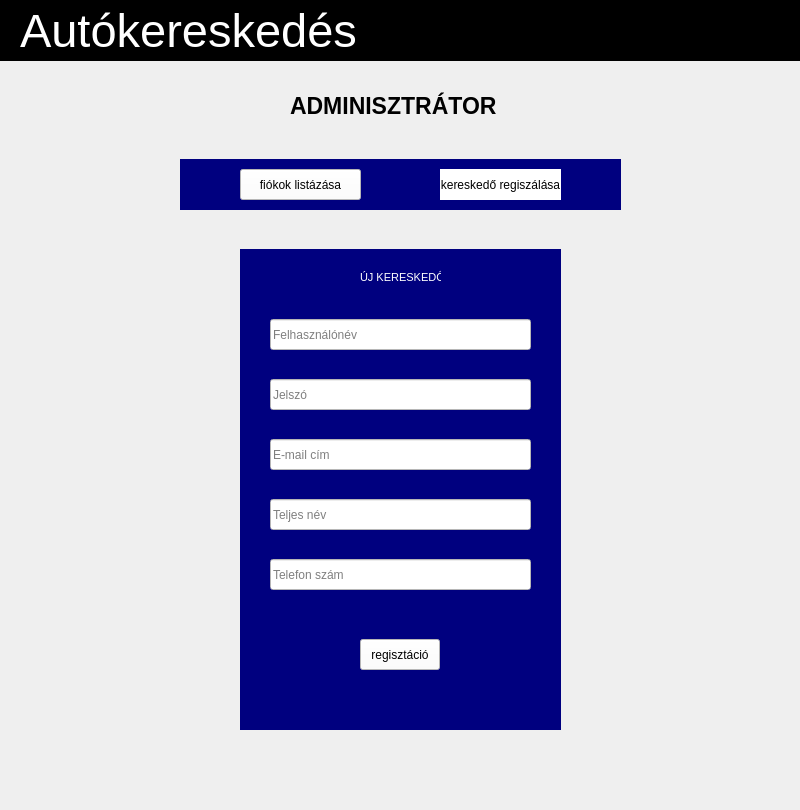
adreszka/szoftverfejlesztes_beadando, file autokereskedes/dialog.ui: the form before one commit.
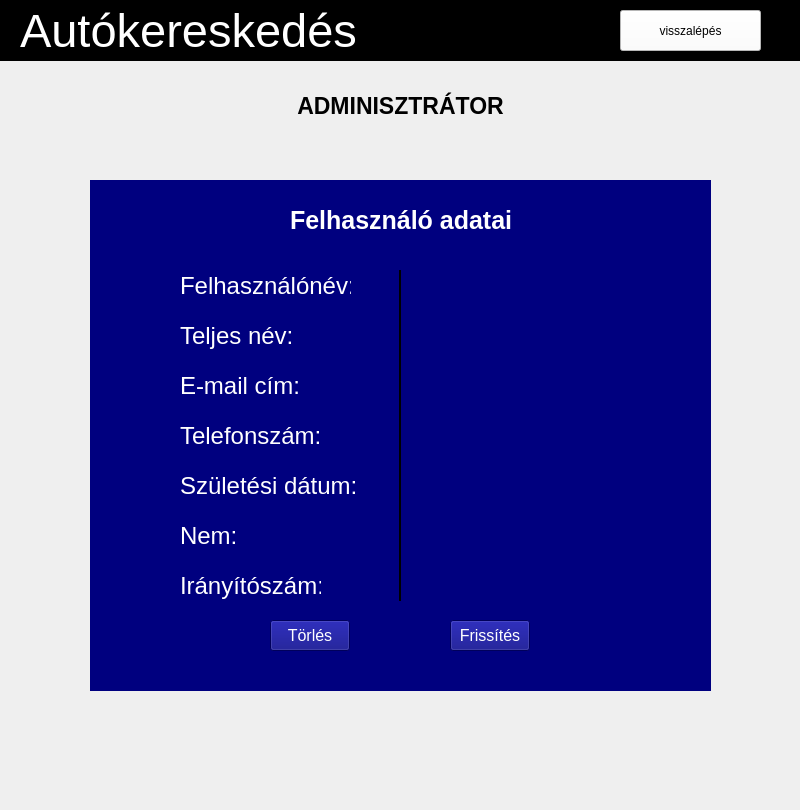
The form after the commit.

What changed in the file:
```diff
--- a/autokereskedes/dialog.ui
+++ b/autokereskedes/dialog.ui
@@ -26,7 +26,7 @@
     <string notr="true"/>
    </property>
    <property name="currentIndex">
-    <number>6</number>
+    <number>8</number>
    </property>
    <widget class="QWidget" name="unregisteredPage">
     <property name="styleSheet">
@@ -4533,7 +4533,6 @@
      <property name="font">
       <font>
        <pointsize>17</pointsize>
-       <weight>75</weight>
        <bold>true</bold>
        <kerning>true</kerning>
       </font>
@@ -4541,6 +4540,831 @@
      <property name="text">
       <string>ADMINISZTRÁTOR</string>
      </property>
+     <property name="alignment">
+      <set>Qt::AlignCenter</set>
+     </property>
+    </widget>
+   </widget>
+   <widget class="QWidget" name="salesmanProfilePageAdmin">
+    <widget class="QWidget" name="backgroungSalesmanProfileAdmin" native="true">
+     <property name="geometry">
+      <rect>
+       <x>90</x>
+       <y>180</y>
+       <width>621</width>
+       <height>511</height>
+      </rect>
+     </property>
+     <property name="styleSheet">
+      <string notr="true">background-color: rgb(0, 0, 127);</string>
+     </property>
+     <widget class="QLabel" name="usernameLabelSalesmanProfileAdmin">
+      <property name="geometry">
+       <rect>
+        <x>90</x>
+        <y>120</y>
+        <width>171</width>
+        <height>31</height>
+       </rect>
+      </property>
+      <property name="font">
+       <font>
+        <pointsize>18</pointsize>
+       </font>
+      </property>
+      <property name="styleSheet">
+       <string notr="true">color: rgb(255, 255, 255);</string>
+      </property>
+      <property name="text">
+       <string>Felhasználónév:</string>
+      </property>
+     </widget>
+     <widget class="QLabel" name="usernameValueLabelSalesmanProfileAdmin">
+      <property name="geometry">
+       <rect>
+        <x>360</x>
+        <y>120</y>
+        <width>211</width>
+        <height>31</height>
+       </rect>
+      </property>
+      <property name="font">
+       <font>
+        <pointsize>16</pointsize>
+       </font>
+      </property>
+      <property name="styleSheet">
+       <string notr="true">color: rgb(255, 255, 255);</string>
+      </property>
+      <property name="text">
+       <string/>
+      </property>
+     </widget>
+     <widget class="QLabel" name="nameLabelSalesmanProfileAdmin">
+      <property name="geometry">
+       <rect>
+        <x>90</x>
+        <y>190</y>
+        <width>121</width>
+        <height>31</height>
+       </rect>
+      </property>
+      <property name="font">
+       <font>
+        <pointsize>18</pointsize>
+       </font>
+      </property>
+      <property name="styleSheet">
+       <string notr="true">color: rgb(255, 255, 255);</string>
+      </property>
+      <property name="text">
+       <string>Teljes név:</string>
+      </property>
+     </widget>
+     <widget class="QLabel" name="nameValueLabelSalesmanProfileAdmin">
+      <property name="geometry">
+       <rect>
+        <x>360</x>
+        <y>190</y>
+        <width>211</width>
+        <height>31</height>
+       </rect>
+      </property>
+      <property name="font">
+       <font>
+        <pointsize>16</pointsize>
+       </font>
+      </property>
+      <property name="styleSheet">
+       <string notr="true">color: rgb(255, 255, 255);</string>
+      </property>
+      <property name="text">
+       <string/>
+      </property>
+     </widget>
+     <widget class="QLabel" name="phoneLabelSalesmanProfileAdmin">
+      <property name="geometry">
+       <rect>
+        <x>90</x>
+        <y>330</y>
+        <width>151</width>
+        <height>31</height>
+       </rect>
+      </property>
+      <property name="font">
+       <font>
+        <pointsize>18</pointsize>
+       </font>
+      </property>
+      <property name="styleSheet">
+       <string notr="true">color: rgb(255, 255, 255);</string>
+      </property>
+      <property name="text">
+       <string>Telefonszám:</string>
+      </property>
+     </widget>
+     <widget class="QLabel" name="phoneValueLabelSalesmanProfileAdmin">
+      <property name="geometry">
+       <rect>
+        <x>360</x>
+        <y>330</y>
+        <width>211</width>
+        <height>31</height>
+       </rect>
+      </property>
+      <property name="font">
+       <font>
+        <pointsize>16</pointsize>
+       </font>
+      </property>
+      <property name="styleSheet">
+       <string notr="true">color: rgb(255, 255, 255);</string>
+      </property>
+      <property name="text">
+       <string/>
+      </property>
+     </widget>
+     <widget class="QLabel" name="emailLabelSalesmanProfileAdmin">
+      <property name="geometry">
+       <rect>
+        <x>90</x>
+        <y>260</y>
+        <width>121</width>
+        <height>31</height>
+       </rect>
+      </property>
+      <property name="font">
+       <font>
+        <pointsize>18</pointsize>
+       </font>
+      </property>
+      <property name="styleSheet">
+       <string notr="true">color: rgb(255, 255, 255);</string>
+      </property>
+      <property name="text">
+       <string>E-mail cím:</string>
+      </property>
+     </widget>
+     <widget class="QLabel" name="emailValueLabelSalesmanProfileAdmin">
+      <property name="geometry">
+       <rect>
+        <x>360</x>
+        <y>260</y>
+        <width>211</width>
+        <height>31</height>
+       </rect>
+      </property>
+      <property name="font">
+       <font>
+        <pointsize>16</pointsize>
+       </font>
+      </property>
+      <property name="styleSheet">
+       <string notr="true">color: rgb(255, 255, 255);</string>
+      </property>
+      <property name="text">
+       <string/>
+      </property>
+     </widget>
+     <widget class="QPushButton" name="deleteButtonSalesmanProfileAdmin">
+      <property name="geometry">
+       <rect>
+        <x>180</x>
+        <y>430</y>
+        <width>80</width>
+        <height>31</height>
+       </rect>
+      </property>
+      <property name="font">
+       <font>
+        <pointsize>12</pointsize>
+       </font>
+      </property>
+      <property name="styleSheet">
+       <string notr="true">color: rgb(255, 255, 255);</string>
+      </property>
+      <property name="text">
+       <string>Törlés</string>
+      </property>
+     </widget>
+     <widget class="QPushButton" name="updateButtonSalesmanProfileAdmin">
+      <property name="geometry">
+       <rect>
+        <x>360</x>
+        <y>430</y>
+        <width>80</width>
+        <height>31</height>
+       </rect>
+      </property>
+      <property name="font">
+       <font>
+        <pointsize>12</pointsize>
+       </font>
+      </property>
+      <property name="styleSheet">
+       <string notr="true">color: rgb(255, 255, 255);</string>
+      </property>
+      <property name="text">
+       <string>Frissítés</string>
+      </property>
+     </widget>
+     <widget class="Line" name="lineSalesmanProfileAdmin">
+      <property name="geometry">
+       <rect>
+        <x>300</x>
+        <y>90</y>
+        <width>20</width>
+        <height>301</height>
+       </rect>
+      </property>
+      <property name="font">
+       <font>
+        <pointsize>8</pointsize>
+       </font>
+      </property>
+      <property name="frameShadow">
+       <enum>QFrame::Plain</enum>
+      </property>
+      <property name="lineWidth">
+       <number>2</number>
+      </property>
+      <property name="midLineWidth">
+       <number>0</number>
+      </property>
+      <property name="orientation">
+       <enum>Qt::Vertical</enum>
+      </property>
+     </widget>
+     <widget class="QLabel" name="salesmanLabelSalesmanProfileAdmin">
+      <property name="geometry">
+       <rect>
+        <x>200</x>
+        <y>20</y>
+        <width>221</width>
+        <height>41</height>
+       </rect>
+      </property>
+      <property name="font">
+       <font>
+        <pointsize>19</pointsize>
+        <bold>true</bold>
+       </font>
+      </property>
+      <property name="styleSheet">
+       <string notr="true">color: rgb(255, 255, 255);</string>
+      </property>
+      <property name="text">
+       <string>Kereskedő adatai:</string>
+      </property>
+     </widget>
+    </widget>
+    <widget class="QWidget" name="headerSalesmanProfileAdmin" native="true">
+     <property name="geometry">
+      <rect>
+       <x>0</x>
+       <y>0</y>
+       <width>800</width>
+       <height>61</height>
+      </rect>
+     </property>
+     <property name="styleSheet">
+      <string notr="true">background-color: rgb(0, 0, 0);</string>
+     </property>
+     <widget class="QLabel" name="headerLabelSalesmanProfileAdmin">
+      <property name="geometry">
+       <rect>
+        <x>20</x>
+        <y>10</y>
+        <width>351</width>
+        <height>41</height>
+       </rect>
+      </property>
+      <property name="font">
+       <font>
+        <pointsize>35</pointsize>
+       </font>
+      </property>
+      <property name="styleSheet">
+       <string notr="true">color: rgb(255, 255, 255);</string>
+      </property>
+      <property name="text">
+       <string>Autókereskedés</string>
+      </property>
+     </widget>
+     <widget class="QPushButton" name="backButtonSalemanProfileAdmin">
+      <property name="geometry">
+       <rect>
+        <x>620</x>
+        <y>10</y>
+        <width>141</width>
+        <height>41</height>
+       </rect>
+      </property>
+      <property name="styleSheet">
+       <string notr="true">background-color: rgb(255, 255, 255);
+color: rgb(0, 0, 0);</string>
+      </property>
+      <property name="text">
+       <string>visszalépés</string>
+      </property>
+     </widget>
+    </widget>
+    <widget class="QLabel" name="administratorLabelSalesmanProfileAdmin">
+     <property name="geometry">
+      <rect>
+       <x>290</x>
+       <y>90</y>
+       <width>221</width>
+       <height>31</height>
+      </rect>
+     </property>
+     <property name="font">
+      <font>
+       <pointsize>17</pointsize>
+       <bold>true</bold>
+       <kerning>true</kerning>
+      </font>
+     </property>
+     <property name="text">
+      <string>ADMINISZTRÁTOR</string>
+     </property>
+     <property name="alignment">
+      <set>Qt::AlignCenter</set>
+     </property>
+    </widget>
+   </widget>
+   <widget class="QWidget" name="userProfilePageAdmin">
+    <widget class="QLabel" name="administratorLabelUserProfileAdmin">
+     <property name="geometry">
+      <rect>
+       <x>290</x>
+       <y>90</y>
+       <width>221</width>
+       <height>31</height>
+      </rect>
+     </property>
+     <property name="font">
+      <font>
+       <pointsize>17</pointsize>
+       <bold>true</bold>
+       <kerning>true</kerning>
+      </font>
+     </property>
+     <property name="text">
+      <string>ADMINISZTRÁTOR</string>
+     </property>
+     <property name="alignment">
+      <set>Qt::AlignCenter</set>
+     </property>
+    </widget>
+    <widget class="QWidget" name="headerUserProfileAdmin" native="true">
+     <property name="geometry">
+      <rect>
+       <x>0</x>
+       <y>0</y>
+       <width>800</width>
+       <height>61</height>
+      </rect>
+     </property>
+     <property name="styleSheet">
+      <string notr="true">background-color: rgb(0, 0, 0);</string>
+     </property>
+     <widget class="QLabel" name="headerLabelUserProfileAdmin">
+      <property name="geometry">
+       <rect>
+        <x>20</x>
+        <y>10</y>
+        <width>351</width>
+        <height>41</height>
+       </rect>
+      </property>
+      <property name="font">
+       <font>
+        <pointsize>35</pointsize>
+       </font>
+      </property>
+      <property name="styleSheet">
+       <string notr="true">color: rgb(255, 255, 255);</string>
+      </property>
+      <property name="text">
+       <string>Autókereskedés</string>
+      </property>
+     </widget>
+     <widget class="QPushButton" name="backButtonUserProfileAdmin">
+      <property name="geometry">
+       <rect>
+        <x>620</x>
+        <y>10</y>
+        <width>141</width>
+        <height>41</height>
+       </rect>
+      </property>
+      <property name="styleSheet">
+       <string notr="true">background-color: rgb(255, 255, 255);
+color: rgb(0, 0, 0);</string>
+      </property>
+      <property name="text">
+       <string>visszalépés</string>
+      </property>
+     </widget>
+    </widget>
+    <widget class="QWidget" name="backgroungUserProfileAdmin" native="true">
+     <property name="geometry">
+      <rect>
+       <x>90</x>
+       <y>180</y>
+       <width>621</width>
+       <height>511</height>
+      </rect>
+     </property>
+     <property name="styleSheet">
+      <string notr="true">background-color: rgb(0, 0, 127);</string>
+     </property>
+     <widget class="QLabel" name="usernameLabelUserProfileAdmin">
+      <property name="geometry">
+       <rect>
+        <x>90</x>
+        <y>90</y>
+        <width>171</width>
+        <height>31</height>
+       </rect>
+      </property>
+      <property name="font">
+       <font>
+        <pointsize>18</pointsize>
+       </font>
+      </property>
+      <property name="styleSheet">
+       <string notr="true">color: rgb(255, 255, 255);</string>
+      </property>
+      <property name="text">
+       <string>Felhasználónév:</string>
+      </property>
+     </widget>
+     <widget class="QLabel" name="usernameValueLabelUserProfileAdmin">
+      <property name="geometry">
+       <rect>
+        <x>360</x>
+        <y>90</y>
+        <width>211</width>
+        <height>31</height>
+       </rect>
+      </property>
+      <property name="font">
+       <font>
+        <pointsize>16</pointsize>
+       </font>
+      </property>
+      <property name="styleSheet">
+       <string notr="true">color: rgb(255, 255, 255);</string>
+      </property>
+      <property name="text">
+       <string/>
+      </property>
+     </widget>
+     <widget class="QLabel" name="nameLabelUserProfileAdmin">
+      <property name="geometry">
+       <rect>
+        <x>90</x>
+        <y>140</y>
+        <width>121</width>
+        <height>31</height>
+       </rect>
+      </property>
+      <property name="font">
+       <font>
+        <pointsize>18</pointsize>
+       </font>
+      </property>
+      <property name="styleSheet">
+       <string notr="true">color: rgb(255, 255, 255);</string>
+      </property>
+      <property name="text">
+       <string>Teljes név:</string>
+      </property>
+     </widget>
+     <widget class="QLabel" name="nameValueLabelUserProfileAdmin">
+      <property name="geometry">
+       <rect>
+        <x>360</x>
+        <y>140</y>
+        <width>211</width>
+        <height>31</height>
+       </rect>
+      </property>
+      <property name="font">
+       <font>
+        <pointsize>16</pointsize>
+       </font>
+      </property>
+      <property name="styleSheet">
+       <string notr="true">color: rgb(255, 255, 255);</string>
+      </property>
+      <property name="text">
+       <string/>
+      </property>
+     </widget>
+     <widget class="QLabel" name="phoneLabelUserProfileAdmin">
+      <property name="geometry">
+       <rect>
+        <x>90</x>
+        <y>240</y>
+        <width>151</width>
+        <height>31</height>
+       </rect>
+      </property>
+      <property name="font">
+       <font>
+        <pointsize>18</pointsize>
+       </font>
+      </property>
+      <property name="styleSheet">
+       <string notr="true">color: rgb(255, 255, 255);</string>
+      </property>
+      <property name="text">
+       <string>Telefonszám:</string>
+      </property>
+     </widget>
+     <widget class="QLabel" name="phoneValueLabelUserProfileAdmin">
+      <property name="geometry">
+       <rect>
+        <x>360</x>
+        <y>240</y>
+        <width>211</width>
+        <height>31</height>
+       </rect>
+      </property>
+      <property name="font">
+       <font>
+        <pointsize>16</pointsize>
+       </font>
+      </property>
+      <property name="styleSheet">
+       <string notr="true">color: rgb(255, 255, 255);</string>
+      </property>
+      <property name="text">
+       <string/>
+      </property>
+     </widget>
+     <widget class="QLabel" name="emailLabelUserProfileAdmin">
+      <property name="geometry">
+       <rect>
+        <x>90</x>
+        <y>190</y>
+        <width>121</width>
+        <height>31</height>
+       </rect>
+      </property>
+      <property name="font">
+       <font>
+        <pointsize>18</pointsize>
+       </font>
+      </property>
+      <property name="styleSheet">
+       <string notr="true">color: rgb(255, 255, 255);</string>
+      </property>
+      <property name="text">
+       <string>E-mail cím:</string>
+      </property>
+     </widget>
+     <widget class="QLabel" name="emailValueLabelUserProfileAdmin">
+      <property name="geometry">
+       <rect>
+        <x>360</x>
+        <y>190</y>
+        <width>211</width>
+        <height>31</height>
+       </rect>
+      </property>
+      <property name="font">
+       <font>
+        <pointsize>16</pointsize>
+       </font>
+      </property>
+      <property name="styleSheet">
+       <string notr="true">color: rgb(255, 255, 255);</string>
+      </property>
+      <property name="text">
+       <string/>
+      </property>
+     </widget>
+     <widget class="QPushButton" name="deleteButtonUserProfileAdmin">
+      <property name="geometry">
+       <rect>
+        <x>180</x>
+        <y>440</y>
+        <width>80</width>
+        <height>31</height>
+       </rect>
+      </property>
+      <property name="font">
+       <font>
+        <pointsize>12</pointsize>
+       </font>
+      </property>
+      <property name="styleSheet">
+       <string notr="true">color: rgb(255, 255, 255);</string>
+      </property>
+      <property name="text">
+       <string>Törlés</string>
+      </property>
+     </widget>
+     <widget class="QPushButton" name="updateButtonUserProfileAdmin">
+      <property name="geometry">
+       <rect>
+        <x>360</x>
+        <y>440</y>
+        <width>80</width>
+        <height>31</height>
+       </rect>
+      </property>
+      <property name="font">
+       <font>
+        <pointsize>12</pointsize>
+       </font>
+      </property>
+      <property name="styleSheet">
+       <string notr="true">color: rgb(255, 255, 255);</string>
+      </property>
+      <property name="text">
+       <string>Frissítés</string>
+      </property>
+     </widget>
+     <widget class="Line" name="lineUserProfileAdmin">
+      <property name="geometry">
+       <rect>
+        <x>300</x>
+        <y>90</y>
+        <width>20</width>
+        <height>331</height>
+       </rect>
+      </property>
+      <property name="font">
+       <font>
+        <pointsize>8</pointsize>
+       </font>
+      </property>
+      <property name="frameShadow">
+       <enum>QFrame::Plain</enum>
+      </property>
+      <property name="lineWidth">
+       <number>2</number>
+      </property>
+      <property name="midLineWidth">
+       <number>0</number>
+      </property>
+      <property name="orientation">
+       <enum>Qt::Vertical</enum>
+      </property>
+     </widget>
+     <widget class="QLabel" name="userLabelUserProfileAdmin">
+      <property name="geometry">
+       <rect>
+        <x>200</x>
+        <y>20</y>
+        <width>221</width>
+        <height>41</height>
+       </rect>
+      </property>
+      <property name="font">
+       <font>
+        <pointsize>19</pointsize>
+        <bold>true</bold>
+       </font>
+      </property>
+      <property name="styleSheet">
+       <string notr="true">color: rgb(255, 255, 255);</string>
+      </property>
+      <property name="text">
+       <string>Felhasználó adatai:</string>
+      </property>
+     </widget>
+     <widget class="QLabel" name="birthLabelUserProfileAdmin">
+      <property name="geometry">
+       <rect>
+        <x>90</x>
+        <y>290</y>
+        <width>181</width>
+        <height>31</height>
+       </rect>
+      </property>
+      <property name="font">
+       <font>
+        <pointsize>18</pointsize>
+       </font>
+      </property>
+      <property name="styleSheet">
+       <string notr="true">color: rgb(255, 255, 255);</string>
+      </property>
+      <property name="text">
+       <string>Születési dátum:</string>
+      </property>
+     </widget>
+     <widget class="QLabel" name="birthValueLabelUserProfileAdmin">
+      <property name="geometry">
+       <rect>
+        <x>360</x>
+        <y>290</y>
+        <width>211</width>
+        <height>31</height>
+       </rect>
+      </property>
+      <property name="font">
+       <font>
+        <pointsize>16</pointsize>
+       </font>
+      </property>
+      <property name="styleSheet">
+       <string notr="true">color: rgb(255, 255, 255);</string>
+      </property>
+      <property name="text">
+       <string/>
+      </property>
+     </widget>
+     <widget class="QLabel" name="genderLabelUserProfileAdmin">
+      <property name="geometry">
+       <rect>
+        <x>90</x>
+        <y>340</y>
+        <width>61</width>
+        <height>31</height>
+       </rect>
+      </property>
+      <property name="font">
+       <font>
+        <pointsize>18</pointsize>
+       </font>
+      </property>
+      <property name="styleSheet">
+       <string notr="true">color: rgb(255, 255, 255);</string>
+      </property>
+      <property name="text">
+       <string>Nem:</string>
+      </property>
+     </widget>
+     <widget class="QLabel" name="genderValueLabelUserProfileAdmin">
+      <property name="geometry">
+       <rect>
+        <x>360</x>
+        <y>340</y>
+        <width>211</width>
+        <height>31</height>
+       </rect>
+      </property>
+      <property name="font">
+       <font>
+        <pointsize>16</pointsize>
+       </font>
+      </property>
+      <property name="styleSheet">
+       <string notr="true">color: rgb(255, 255, 255);</string>
+      </property>
+      <property name="text">
+       <string/>
+      </property>
+     </widget>
+     <widget class="QLabel" name="postcodeLabelUserProfileAdmin">
+      <property name="geometry">
+       <rect>
+        <x>90</x>
+        <y>390</y>
+        <width>141</width>
+        <height>31</height>
+       </rect>
+      </property>
+      <property name="font">
+       <font>
+        <pointsize>18</pointsize>
+       </font>
+      </property>
+      <property name="styleSheet">
+       <string notr="true">color: rgb(255, 255, 255);</string>
+      </property>
+      <property name="text">
+       <string>Irányítószám:</string>
+      </property>
+     </widget>
+     <widget class="QLabel" name="postcodeValueLabelUserProfileAdmin">
+      <property name="geometry">
+       <rect>
+        <x>360</x>
+        <y>390</y>
+        <width>211</width>
+        <height>31</height>
+       </rect>
+      </property>
+      <property name="font">
+       <font>
+        <pointsize>16</pointsize>
+       </font>
+      </property>
+      <property name="styleSheet">
+       <string notr="true">color: rgb(255, 255, 255);</string>
+      </property>
+      <property name="text">
+       <string/>
+      </property>
+     </widget>
     </widget>
    </widget>
   </widget>
```
Left out of the diff: 102 changed lines with no effect on the pictures.
